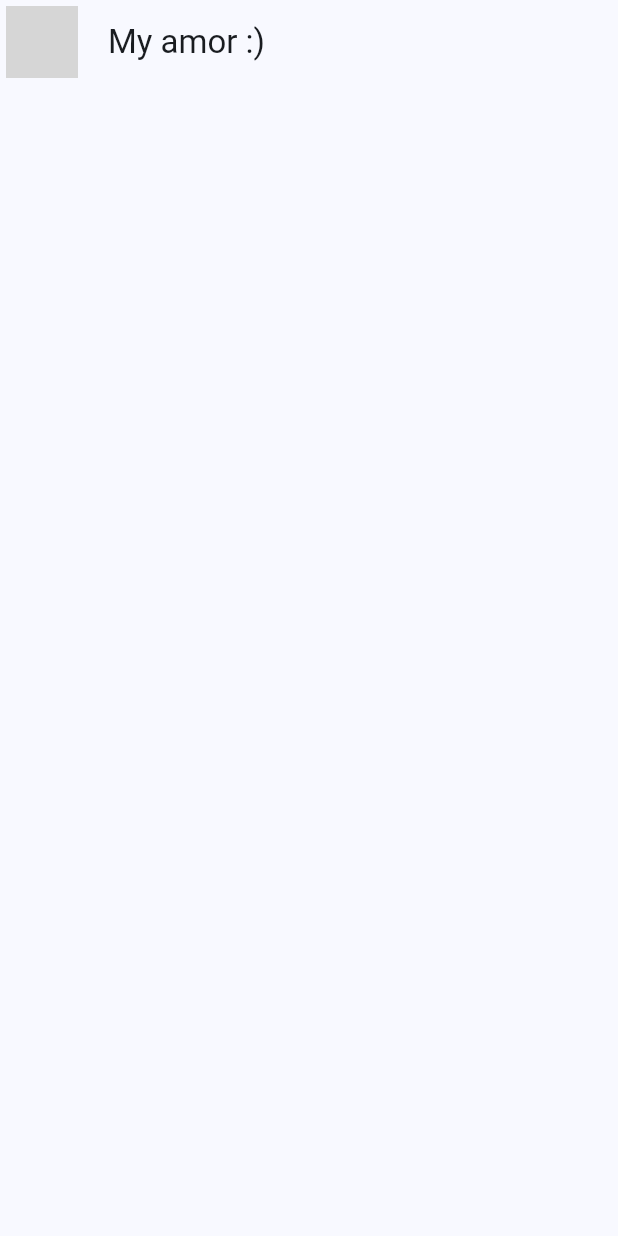
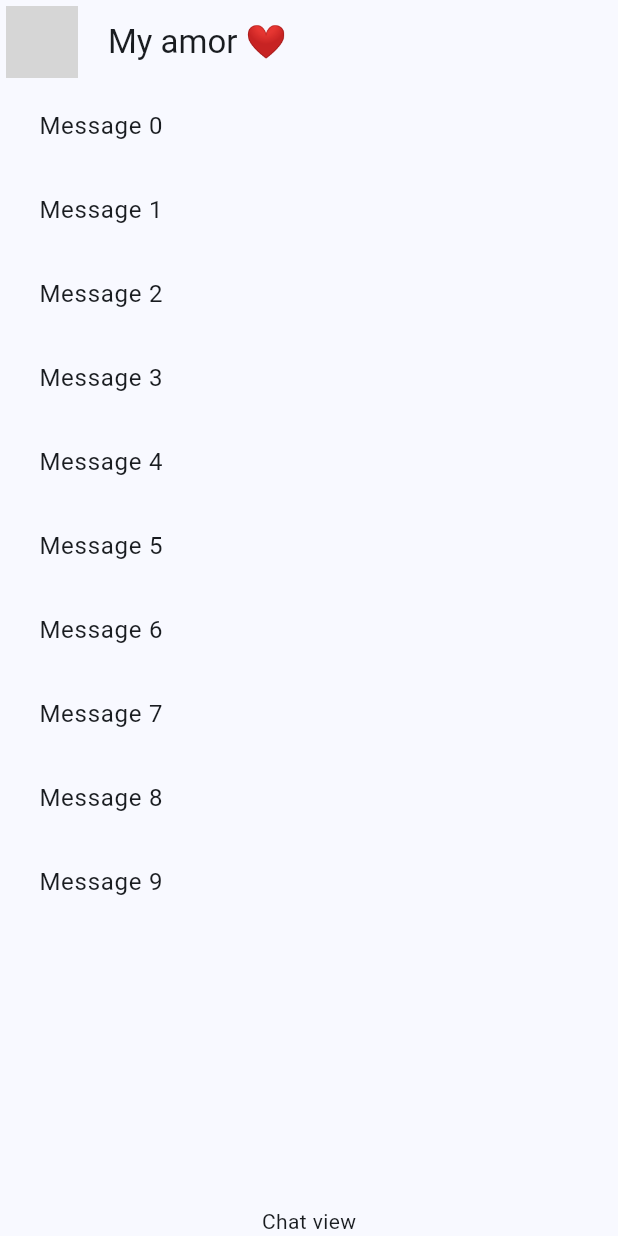
Before and after one commit to GustavoQuispeC/YesNoApp, a Flutter app: the screen it shows after launch, on a phone screen of 412 x 824 dp. Run offline on Flutter 3.47's test engine with Material 3 defaults, Android fonts, the phone set to English and light mode, and no system bars; network calls fail; grey boxes are pictures that could not be loaded.

Commit message:
implementando listview

```diff
--- a/lib/presentation/chat/chat_screen.dart
+++ b/lib/presentation/chat/chat_screen.dart
@@ -15,8 +15,35 @@ class ChatScreen extends StatelessWidget {
               backgroundImage: NetworkImage(
                   'https://image.tmdb.org/t/p/original/4JE0AVAey5e4iy2qxNlr3U7fawJ.jpg')),
         ),
-        title: const Text('My amor :) '),
+        title: const Text('My amor ❤️'),
         centerTitle: false,
+      ),
+      body: _ChatView(),
+    );
+  }
+}
+
+class _ChatView extends StatelessWidget {
+  @override
+  Widget build(BuildContext context) {
+    return SafeArea(
+      child: Padding(
+        padding: const EdgeInsets.symmetric(horizontal: 10),
+        child: Column(
+          children: [
+            Expanded(
+              child: ListView.builder(
+                itemCount: 10,
+                itemBuilder: (context, index) {
+                  return ListTile(
+                    title: Text('Message $index'),
+                  );
+                },
+              ),
+            ),
+            Text('Chat view'),
+          ],
+        ),
       ),
     );
   }
```
